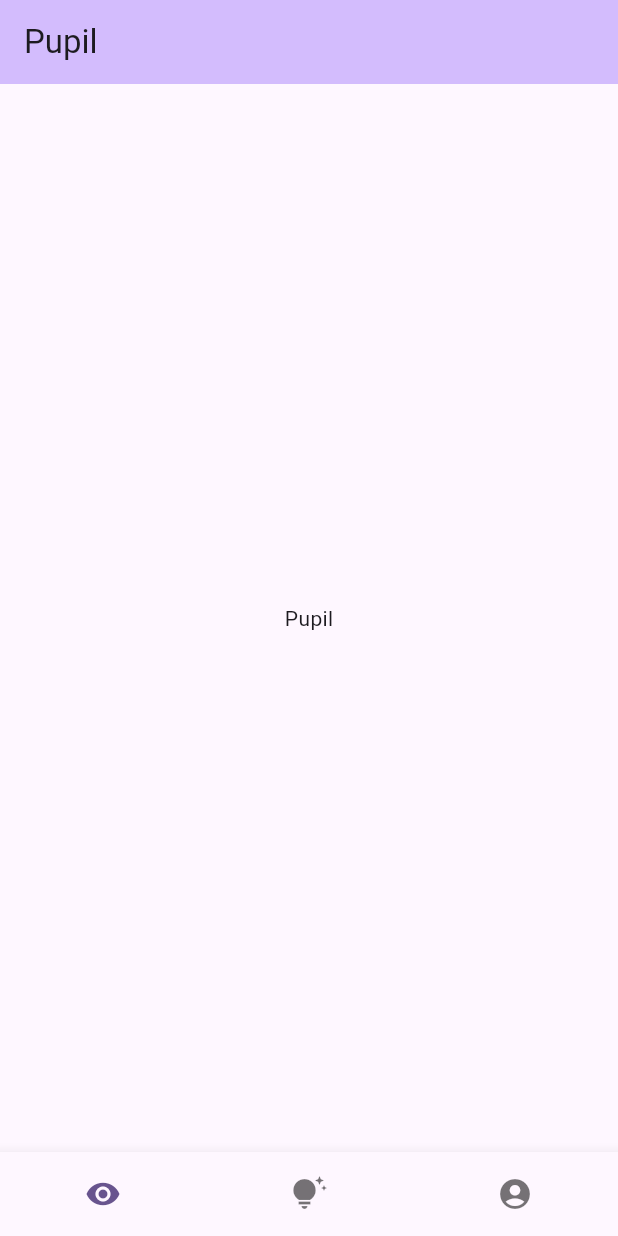
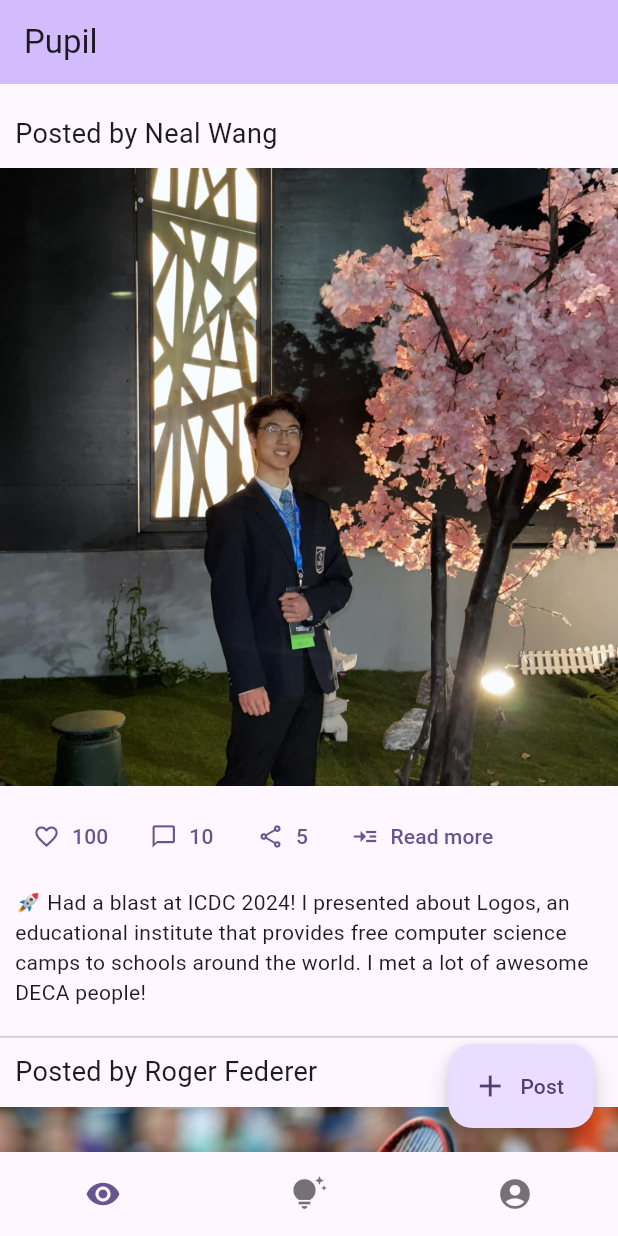
Before and after one commit to mathletedev/retina, a Flutter app: the screen it shows after launch, on a phone screen of 412 x 824 dp. Run offline on Flutter 3.47's test engine with Material 3 defaults, Android fonts, the phone set to English and light mode, and no system bars.

Commit message:
feat!: app for area

```diff
--- a/client/analysis_options.yaml
+++ b/client/analysis_options.yaml
@@ -2,3 +2,4 @@ include: package:flutter_lints/flutter.yaml
 
 linter:
   rules:
+    - prefer_single_quotes
--- a/client/lib/main.dart
+++ b/client/lib/main.dart
@@ -1,5 +1,7 @@
 import 'package:flutter/material.dart';
 import 'package:retina/views/iris.dart';
+import 'package:retina/views/macula.dart';
+import 'package:retina/views/pupil.dart';
 
 void main() {
   runApp(const RetinaApp());
@@ -50,9 +52,9 @@ class _MainLayoutState extends State<MainLayout> {
         }),
       ),
       body: switch (_viewIndex) {
-        0 => const Center(child: Text('Pupil')),
+        0 => const PupilView(),
         1 => const IrisView(),
-        2 => const Center(child: Text('Macula')),
+        2 => const MaculaView(),
         _ => const Center(child: Text('Invalid view')),
       },
       bottomNavigationBar: BottomNavigationBar(
--- /dev/null
+++ b/client/lib/views/pupil.dart
@@ -0,0 +1,46 @@
+import 'package:flutter/material.dart';
+import 'package:retina/widgets/post.dart';
+
+class PupilView extends StatefulWidget {
+  const PupilView({super.key});
+
+  @override
+  State<PupilView> createState() => _PupilViewState();
+}
+
+class _PupilViewState extends State<PupilView> {
+  @override
+  Widget build(BuildContext context) {
+    return Scaffold(
+      body: Container(
+        padding: const EdgeInsets.only(top: 10),
+        child: ListView(
+          children: const [
+            Post(
+              author: 'Neal Wang',
+              imagePath: 'assets/post_deca.jpg',
+              likes: '100',
+              comments: '10',
+              shares: '5',
+              description:
+                  '🚀 Had a blast at ICDC 2024! I presented about Logos, an educational institute that provides free computer science camps to schools around the world. I met a lot of awesome DECA people!',
+            ),
+            Divider(height: 0),
+            Post(
+              author: 'Roger Federer',
+              likes: '1.2M',
+              comments: '10K',
+              shares: '30K',
+              imagePath: 'assets/post_federer.jpg',
+            ),
+          ],
+        ),
+      ),
+      floatingActionButton: FloatingActionButton.extended(
+        onPressed: () {},
+        label: const Text('Post'),
+        icon: const Icon(Icons.add),
+      ),
+    );
+  }
+}
--- /dev/null
+++ b/client/lib/widgets/post.dart
@@ -0,0 +1,73 @@
+import 'package:flutter/material.dart';
+
+class Post extends StatefulWidget {
+  const Post(
+      {super.key,
+      required this.author,
+      required this.imagePath,
+      required this.likes,
+      required this.comments,
+      required this.shares,
+      this.description});
+
+  final String author;
+  final String imagePath;
+  final String likes;
+  final String comments;
+  final String shares;
+  final String? description;
+
+  @override
+  State<Post> createState() => _PostState();
+}
+
+class _PostState extends State<Post> {
+  @override
+  Widget build(BuildContext context) {
+    return Column(
+      crossAxisAlignment: CrossAxisAlignment.start,
+      children: [
+        Container(
+          padding: const EdgeInsets.all(10),
+          child: Text(
+            'Posted by ${widget.author}',
+            style: const TextStyle(fontSize: 18),
+          ),
+        ),
+        Image.asset(widget.imagePath),
+        Container(
+          padding: const EdgeInsets.all(10),
+          child: Row(
+            children: [
+              TextButton.icon(
+                onPressed: () {},
+                label: Text(widget.likes),
+                icon: const Icon(Icons.favorite_outline),
+              ),
+              TextButton.icon(
+                onPressed: () {},
+                label: Text(widget.comments),
+                icon: const Icon(Icons.chat_bubble_outline),
+              ),
+              TextButton.icon(
+                onPressed: () {},
+                label: Text(widget.shares),
+                icon: const Icon(Icons.share_outlined),
+              ),
+              TextButton.icon(
+                onPressed: () {},
+                label: const Text('Read more'),
+                icon: const Icon(Icons.read_more_outlined),
+              ),
+            ],
+          ),
+        ),
+        if (widget.description != null)
+          Container(
+            padding: const EdgeInsets.only(left: 10, right: 10, bottom: 20),
+            child: Text(widget.description!),
+          ),
+      ],
+    );
+  }
+}
--- a/client/pubspec.yaml
+++ b/client/pubspec.yaml
@@ -19,3 +19,5 @@ dev_dependencies:
 
 flutter:
   uses-material-design: true
+  assets:
+    - assets/
```
Also changed, not shown: client/lib/views/iris.dart (+4 -3 lines), client/lib/views/macula.dart (added, +68 -0 lines), client/assets/post_deca.jpg (added), client/assets/post_federer.jpg (added).
